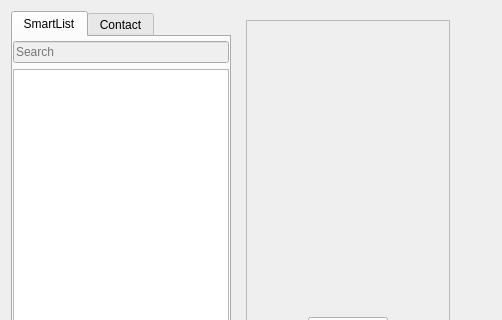
Qt form callwidget.ui (savoirfairelinux/jami-client-windows) before a commit; both pictures show x 0 to 502 and y 0 to 320 of the 502 by 524 pixel window.
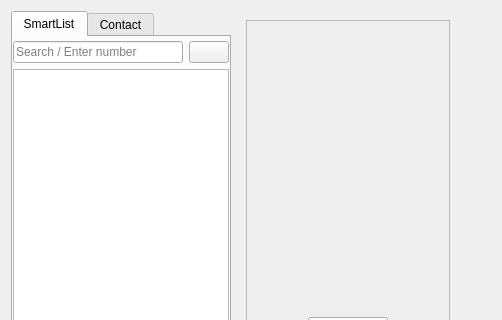
The same form after that commit. Icons and pictures are not drawn. Custom widgets are drawn as their Qt base class.

Commit message:
ui: reconnect search/call bar
Issue:

```diff
--- a/callwidget.ui
+++ b/callwidget.ui
@@ -327,16 +327,27 @@
              <item>
               <widget class="QLineEdit" name="lineEdit">
                <property name="enabled">
-                <bool>false</bool>
+                <bool>true</bool>
                </property>
                <property name="placeholderText">
-                <string>Search</string>
+                <string>Search / Enter number</string>
                </property>
                <property name="clearButtonEnabled">
                 <bool>true</bool>
                </property>
               </widget>
              </item>
+             <item>
+              <widget class="QPushButton" name="callButton">
+               <property name="text">
+                <string/>
+               </property>
+               <property name="icon">
+                <iconset resource="ressources.qrc">
+                 <normaloff>:/images/phone.png</normaloff>:/images/phone.png</iconset>
+               </property>
+              </widget>
+             </item>
             </layout>
            </item>
            <item>
```
Left out of the diff: 2 changed lines with no effect on the pictures. The commit also changes 2 other files.
